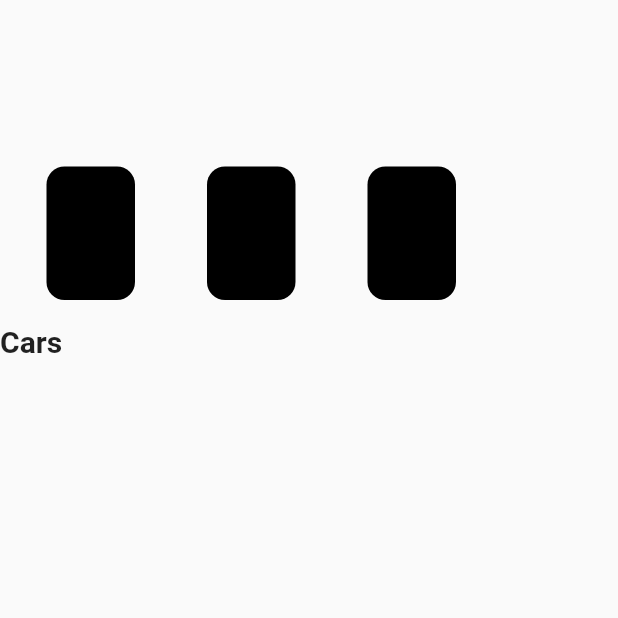
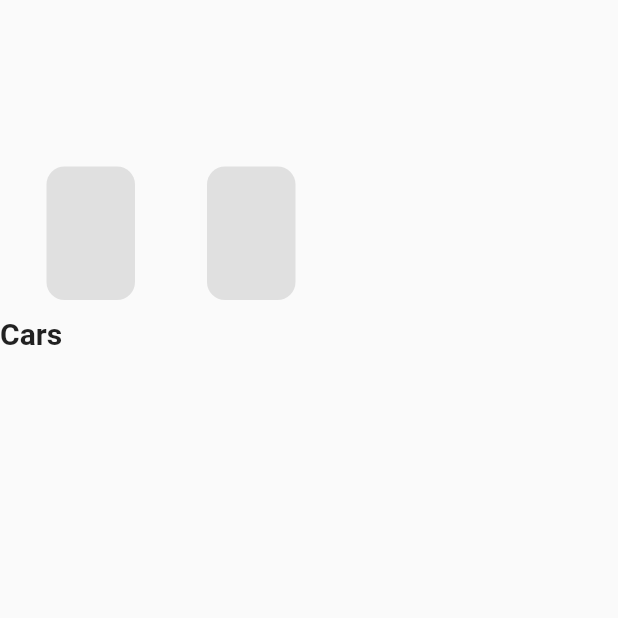
Before and after one commit to MiguelArbelaez0/rent-car, a Flutter app: the HomeScreen screen opened by its route, on a phone screen of 412 x 824 dp, the top half of it. Run offline on Flutter 3.47's test engine with Material 2 defaults, Android fonts, the phone set to English and light mode, and no system bars.

```diff
--- a/rent_car/lib/main.dart
+++ b/rent_car/lib/main.dart
@@ -2,7 +2,6 @@ import 'package:flutter/material.dart';
 import 'package:provider/provider.dart';
 import 'package:rent_car/providers/car_provider.dart';
 import 'package:rent_car/routes/app_routes.dart';
-import 'package:rent_car/screens/splash/splash_screen.dart';
 
 void main() {
   runApp(const MyApp());
--- a/rent_car/lib/models/list_cars.dart
+++ b/rent_car/lib/models/brand_cars.dart
@@ -7,3 +7,11 @@ class ToyotaCars {
     Car(brand: 'Toyota', model: 'Rav4', pricePerDay: 70.0),
   ];
 }
+
+class FordCars {
+  static List<Car> cars = [
+    Car(brand: 'Ford', model: 'Mustang', pricePerDay: 80.0),
+    Car(brand: 'Ford', model: 'Explorer', pricePerDay: 90.0),
+    Car(brand: 'Ford', model: 'F-150', pricePerDay: 100.0),
+  ];
+}
--- a/rent_car/lib/providers/car_provider.dart
+++ b/rent_car/lib/providers/car_provider.dart
@@ -1,12 +1,14 @@
 import 'package:flutter/material.dart';
 
+import '../models/brand_cars.dart';
 import '../models/car_model.dart';
-import '../models/list_cars.dart';
 
 class CarListProvider extends ChangeNotifier {
   List<Car> getCarsByBrand(String brand) {
     if (brand == 'Toyota') {
       return ToyotaCars.cars;
+    } else if (brand == 'Ford') {
+      return FordCars.cars;
     } else {
       return [];
     }
--- a/rent_car/lib/screens/home/home_scren.dart
+++ b/rent_car/lib/screens/home/home_scren.dart
@@ -1,25 +1,21 @@
 import 'package:flutter/material.dart';
-import 'package:provider/provider.dart';
+
 import 'package:rent_car/providers/car_provider.dart';
 import 'package:rent_car/widgets/container.dart';
 import '../../models/car_model.dart';
-import 'list_screen.dart';
 
 // class HomeScreen extends StatefulWidget {
-//   const HomeScreen({super.key});
+//   const HomeScreen({Key? key}) : super(key: key);
 
 //   @override
 //   _HomeScreenState createState() => _HomeScreenState();
 // }
 
 // class _HomeScreenState extends State<HomeScreen> {
-//   int _selectedContainer = -1;
+//   final CarListProvider _carListProvider = CarListProvider();
 
-//   void _onContainerTap(int index) {
-//     setState(() {
-//       _selectedContainer = index;
-//     });
-//   }
+//   String _selectedBrand = '';
+//   String _selectedBrandFord = '';
 
 //   @override
 //   Widget build(BuildContext context) {
@@ -33,29 +29,73 @@ import 'list_screen.dart';
 //               scrollDirection: Axis.horizontal,
 //               itemCount: 3,
 //               itemBuilder: (context, index) {
+//                 String brand = '';
+//                 if (index == 0) {
+//                   brand = 'Toyota';
+//                 } else if (index == 1) {
+//                   brand = 'Ford';
+//                 }
 //                 return CustomContainer(
 //                   height: 59,
 //                   width: 59,
 //                   margin: EdgeInsets.only(left: 31, right: 17, top: 111),
-//                   color: Colors.black,
+//                   color: Colors.grey.shade300,
 //                   onTap: () {
-//                     _onContainerTap(index);
+//                     setState(() {
+//                       if (brand == 'Toyota') {
+//                         _selectedBrand = brand;
+//                       } else if (brand == 'Ford') {
+//                         _selectedBrandFord = brand;
+//                       }
+//                     });
 //                   },
 //                 );
 //               },
 //             ),
 //           ),
-//           if (_selectedContainer >= 0)
-//             Expanded(
-//               child: ListView.builder(
-//                 itemCount: 5,
-//                 itemBuilder: (context, index) {
-//                   return ListTile(
-//                     title: Text('Item $index'),
-//                   );
-//                 },
-//               ),
+//           SizedBox(height: 11),
+//           Text(
+//             'Toyota Cars',
+//             style: TextStyle(
+//               fontSize: 20,
+//               fontWeight: FontWeight.bold,
 //             ),
+//           ),
+//           Expanded(
+//             child: ListView.builder(
+//               itemCount: _carListProvider.getCarsByBrand(_selectedBrand).length,
+//               itemBuilder: (context, index) {
+//                 Car car =
+//                     _carListProvider.getCarsByBrand(_selectedBrand)[index];
+//                 return ListTile(
+//                   title: Text(car.model),
+//                   subtitle: Text(car.pricePerDay.toString()),
+//                 );
+//               },
+//             ),
+//           ),
+//           SizedBox(height: 11),
+//           Text(
+//             'Ford Cars',
+//             style: TextStyle(
+//               fontSize: 20,
+//               fontWeight: FontWeight.bold,
+//             ),
+//           ),
+//           Expanded(
+//             child: ListView.builder(
+//               itemCount:
+//                   _carListProvider.getCarsByBrand(_selectedBrandFord).length,
+//               itemBuilder: (context, index) {
+//                 Car car =
+//                     _carListProvider.getCarsByBrand(_selectedBrandFord)[index];
+//                 return ListTile(
+//                   title: Text(car.model),
+//                   subtitle: Text(car.pricePerDay.toString()),
+//                 );
+//               },
+//             ),
+//           ),
 //         ],
 //       ),
 //     );
@@ -69,7 +109,7 @@ class HomeScreen extends StatefulWidget {
 }
 
 class _HomeScreenState extends State<HomeScreen> {
-  CarListProvider _carListProvider = CarListProvider();
+  final CarListProvider _carListProvider = CarListProvider();
 
   String _selectedBrand = '';
 
@@ -83,27 +123,42 @@ class _HomeScreenState extends State<HomeScreen> {
             height: 200,
             child: ListView.builder(
               scrollDirection: Axis.horizontal,
-              itemCount: 3,
+              itemCount: 2,
               itemBuilder: (context, index) {
                 String brand = '';
                 if (index == 0) {
                   brand = 'Toyota';
+                } else if (index == 1) {
+                  brand = 'Ford';
                 }
                 return CustomContainer(
                   height: 59,
                   width: 59,
                   margin: EdgeInsets.only(left: 31, right: 17, top: 111),
-                  color: Colors.black,
+                  color: _selectedBrand == brand
+                      ? Colors.blue
+                      : Colors.grey.shade300,
                   onTap: () {
                     setState(() {
                       _selectedBrand = brand;
                     });
                   },
+                  child: Center(
+                    child: Text(
+                      brand,
+                      style: TextStyle(
+                        color: _selectedBrand == brand
+                            ? Colors.white
+                            : Colors.black,
+                        fontWeight: FontWeight.bold,
+                      ),
+                    ),
+                  ),
                 );
               },
             ),
           ),
-          SizedBox(height: 16),
+          SizedBox(height: 11),
           Text(
             'Cars',
             style: TextStyle(
@@ -111,7 +166,6 @@ class _HomeScreenState extends State<HomeScreen> {
               fontWeight: FontWeight.bold,
             ),
           ),
-          SizedBox(height: 16),
           Expanded(
             child: ListView.builder(
               itemCount: _carListProvider.getCarsByBrand(_selectedBrand).length,
--- a/rent_car/lib/widgets/container.dart
+++ b/rent_car/lib/widgets/container.dart
@@ -16,6 +16,7 @@ class CustomContainer extends StatelessWidget {
     this.borderRadius = const BorderRadius.all(Radius.circular(12)),
     required this.color,
     required this.onTap,
+    required Center child,
   }) : super(key: key);
 
   @override
```
Also changed, not shown: rent_car/lib/widgets/car_list.dart (deleted).
